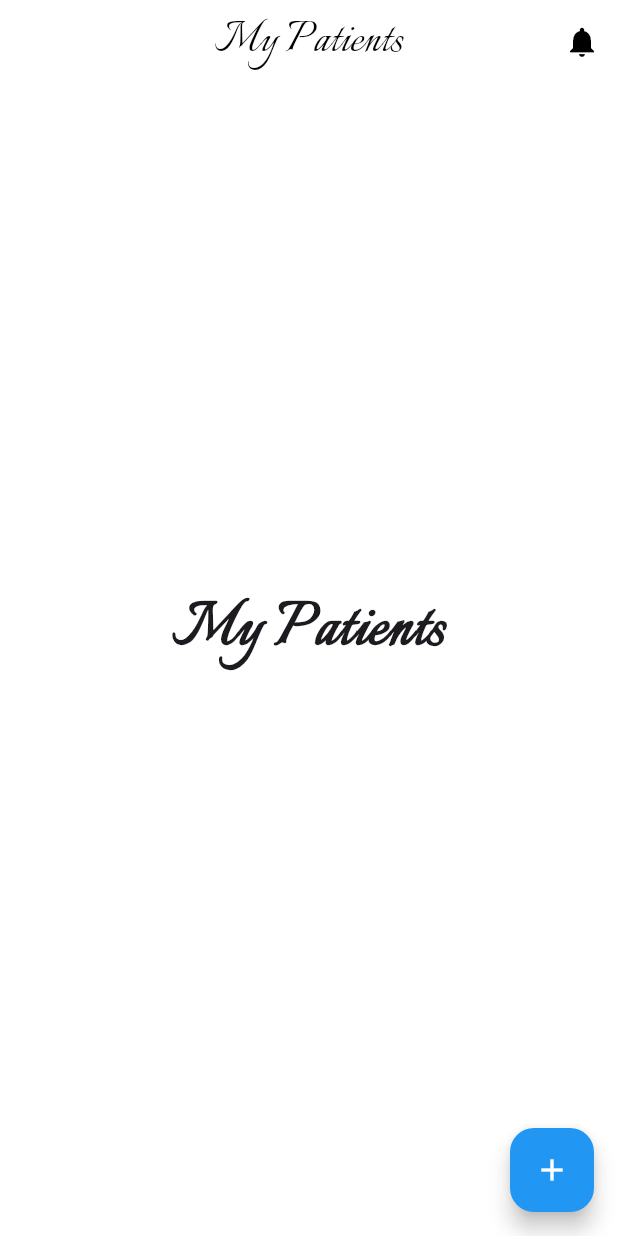
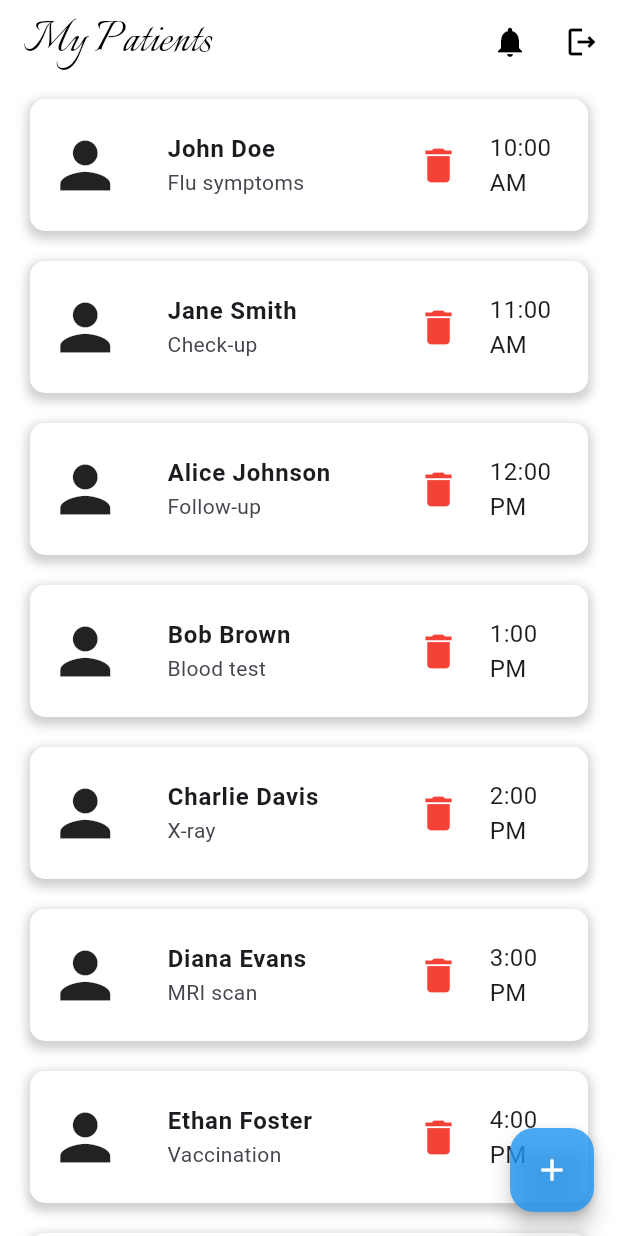
Before and after one commit to abdearrahmane-z/myPatientsApp, a Flutter app: the HomePage screen opened directly, on a phone screen of 412 x 824 dp. Run offline on Flutter 3.47's test engine with Material 3 defaults, Android fonts, the light colour scheme and no system bars; our stand-ins replace flutter_screenutil, get.

Commit message:
add homePage,notifyPage, detailPage

```diff
--- a/lib/controller/authController.dart
+++ b/lib/controller/authController.dart
@@ -57,6 +57,7 @@ class AuthController extends GetxController {
     final password = passwordController.text;
     print(email);
     print(password);
+    Get.off(() => HomePage());
   }
 
   void signUp() {
@@ -64,6 +65,6 @@ class AuthController extends GetxController {
     final password = passwordController.text;
     print(email);
     print(password);
-    Get.off(HomePage());
+    // Get.off(HomePage());
   }
 }
--- a/lib/controller/home_controller.dart
+++ b/lib/controller/home_controller.dart
@@ -1,6 +1,29 @@
+import 'package:flutter/material.dart';
 import 'package:get/get.dart';
+import 'package:my_patients/view/home/widgets/itemForm.dart';
+import 'package:my_patients/core/testPatient.dart';
+
 
 class HomeController extends GetxController {
+   List<Widget> myPatients = patients.map((patient) {
+    return ItemForm(
+      name: patient.name,
+      details: patient.details,
+      time: patient.time,
+      data: patient.data,
+      id: patient.id,
+    );
+  }).toList();
+
+  void addPatient(Widget patient) {
+    myPatients.add(patient);
+    update();
+  }
+
+  void removePatient(Widget patient) {
+    patients.remove(patient);
+    update();
+  }
 
 
 }
--- /dev/null
+++ b/lib/core/testPatient.dart
@@ -0,0 +1,27 @@
+class testPatient {
+  String name;
+  String details;
+  String time;
+  String id;
+  Map<String, dynamic>? data;
+
+  testPatient({
+    required this.name,
+    required this.details,
+    required this.time,
+    required this.id,
+    this.data,
+  });
+}
+
+List<testPatient> patients = [
+  testPatient(name: "John Doe", details: "Flu symptoms", time: "10:00 AM", id: "1", data: {"temperature": 98.6}),
+  testPatient(name: "Jane Smith", details: "Check-up", time: "11:00 AM", id: "2", data: {"bloodPressure": "120/80"}),
+  testPatient(name: "Alice Johnson", details: "Follow-up", time: "12:00 PM", id: "3", data: {"cholesterol": "200"}),
+  testPatient(name: "Bob Brown", details: "Blood test", time: "1:00 PM", id: "4", data: {"hemoglobin": "15"}),
+  testPatient(name: "Charlie Davis", details: "X-ray", time: "2:00 PM", id: "5", data: {"fracture": "none"}),
+  testPatient(name: "Diana Evans", details: "MRI scan", time: "3:00 PM", id: "6", data: {"tumor": "benign"}),
+  testPatient(name: "Ethan Foster", details: "Vaccination", time: "4:00 PM", id: "7", data: {"vaccine": "COVID-19"}),
+  testPatient(name: "Fiona Green", details: "Physical therapy", time: "5:00 PM", id: "8", data: {"injury": "knee"}),
+  testPatient(name: "George Harris", details: "Dental check-up", time: "6:00 PM", id: "9", data: {"cavities": "none"}),
+];
--- a/lib/main.dart
+++ b/lib/main.dart
@@ -20,7 +20,7 @@ class MyApp extends StatelessWidget {
           theme: ThemeData(
             primarySwatch: Colors.blue,
           ),
-          home:  LoginPage(),
+          home:  HomePage(),
         );
 
   }
--- a/lib/view/home/home_page.dart
+++ b/lib/view/home/home_page.dart
@@ -1,6 +1,7 @@
 import 'package:flutter/material.dart';
 import 'package:my_patients/controller/home_controller.dart';
-import 'package:my_patients/view/home/widget/custom_appBar.dart';
+import 'package:my_patients/view/home/widgets/itemForm.dart';
+import 'package:my_patients/view/home/widgets/custom_appBar.dart';
 
 class HomePage extends StatelessWidget {
   const HomePage({super.key});
@@ -10,17 +11,23 @@ class HomePage extends StatelessWidget {
     double screenHeight = MediaQuery.of(context).size.height;
     double screenWidth = MediaQuery.of(context).size.width;
     HomeController controller = HomeController();
-    return Scaffold(
+    return SafeArea(
+      child: Scaffold(
         appBar: CustomAppbar(),
         backgroundColor: Colors.white,
-      body: Center(
-        child: SingleChildScrollView(
+        body: SingleChildScrollView(
+
+            child: Center(
               child: Column(
-            mainAxisAlignment: MainAxisAlignment.center,
-            children: [
-              Text(
-                "My Patients",
+                children: controller.myPatients.isNotEmpty
+                    ? [...controller.myPatients]
+                    : [
+                        Align(
+                          alignment: Alignment.center,
+                          child: Text(
+                            " No Patient Found",
                             style: TextStyle(fontSize: 50, fontWeight: FontWeight.bold, fontFamily: 'Italianno'),
+                          ),
                         ),
                         SizedBox(height: MediaQuery.of(context).size.height * 0.05),
                         // LoginForm(), // Uncomment this line to include the login form
@@ -28,14 +35,17 @@ class HomePage extends StatelessWidget {
               ),
             ),
           ),
+
         floatingActionButton: FloatingActionButton(
-        backgroundColor: Colors.blue,
+
+          backgroundColor: Colors.blue.withOpacity(0.8),
           foregroundColor: Colors.white,
           onPressed: () {
             // Add your action here
           },
           child: Icon(Icons.add),
         ),
+      ),
     );
   }
 }
--- a/lib/view/home/widget/custom_appBar.dart
+++ b/lib/view/home/widgets/custom_appBar.dart
@@ -1,5 +1,8 @@
 import 'package:flutter/material.dart';
+import 'package:get/get.dart';
 import 'package:my_patients/core/constants/text_styles.dart';
+import 'package:my_patients/view/loginPage/login_page.dart';
+import 'package:my_patients/view/notifyPage/notify_Page.dart';
 
 class CustomAppbar extends StatelessWidget implements PreferredSizeWidget {
   @override
@@ -10,13 +13,19 @@ class CustomAppbar extends StatelessWidget implements PreferredSizeWidget {
         "My Patients",
         style: AppTextStyles.appBarText,
       ),
-      centerTitle: true,
+
       elevation: 0,
       actions: [
         IconButton(
           icon: const Icon(Icons.notifications, color: Colors.black),
           onPressed: () {
-            // Handle notification button press
+            Get.to(() => NotifyPage());
+          },
+        ),
+        IconButton(
+          icon: const Icon(Icons.logout_outlined, color: Colors.black),
+          onPressed: () {
+            Get.offAll(() => LoginPage());
           },
         ),
       ],
--- /dev/null
+++ b/lib/view/home/widgets/itemForm.dart
@@ -0,0 +1,66 @@
+import 'package:flutter/material.dart';
+import 'package:get/route_manager.dart';
+import 'package:my_patients/view/detailPage/detail_page.dart';
+
+class ItemForm extends StatelessWidget {
+   const ItemForm({super.key, required this.name, required this.details, required this.time, required this.id, this.data});
+  final String id;
+  final String name;
+  final String details;
+  final String time;
+  final Map<String, dynamic>? data;
+
+  @override
+  Widget build(BuildContext context) {
+    return InkWell(
+      onTap: () {
+        Get.to(
+          () => DetailPage(
+            data: data,
+          ),
+          transition: Transition.rightToLeft,
+          duration: const Duration(milliseconds: 500),
+        );
+      },
+      child: ConstrainedBox(
+        constraints: BoxConstraints(
+          maxWidth: 800,
+        ),
+        child: Container(
+          padding: const EdgeInsets.all(8),
+          margin: const EdgeInsets.symmetric(horizontal: 20, vertical: 10),
+          decoration: BoxDecoration(
+            color: Colors.white,
+            borderRadius: BorderRadius.circular(10),
+            boxShadow: [
+              BoxShadow(
+                color: Colors.grey.withOpacity(0.5),
+                spreadRadius: 2,
+                blurRadius: 5,
+                offset: const Offset(0, 3), // changes position of shadow
+              ),
+            ],
+          ),
+          child: Row(
+            mainAxisAlignment: MainAxisAlignment.spaceBetween,
+            children: [
+              Expanded(child: Icon(Icons.person, size: 50)),
+              const SizedBox(width: 10),
+              Expanded(
+                flex: 3,
+                child: ListTile(
+                  title: Text(name, style: TextStyle(fontSize: 16, fontWeight: FontWeight.bold, overflow: TextOverflow.ellipsis)),
+                  subtitle: Text(details, style: TextStyle(fontSize: 14, overflow: TextOverflow.ellipsis)),
+                ),
+              ),
+              IconButton(onPressed: (){}, icon: Icon(Icons.delete, color: Colors.red, size: 30,)),
+              const SizedBox(width: 10),
+              Expanded(child: Text(time, style: TextStyle(fontSize: 16))),
+
+            ],
+          ),
+        ),
+      ),
+    );
+  }
+}
--- a/lib/view/loginPage/login_page.dart
+++ b/lib/view/loginPage/login_page.dart
@@ -10,7 +10,7 @@ class LoginPage extends StatelessWidget {
 
   @override
   Widget build(BuildContext context) {
-    AuthController controllerA = Get.put(AuthController(), permanent: true);
+    AuthController controllerA = Get.put(AuthController());
     double screenHeight = MediaQuery.of(context).size.height;
     return SafeArea(
       child: Scaffold(
@@ -29,7 +29,7 @@ class LoginPage extends StatelessWidget {
                   ),
                 ),
                 SizedBox(height: screenHeight * 0.05),
-                LoginForm(formKey: _formKey, controller: controllerA,),
+                LoginForm(formKey: _formKey, controller: controllerA),
               ],
             ),
           ),
```
Also changed, not shown: lib/view/detailPage/detail_page.dart (added, +21 -0 lines), lib/view/notifyPage/notify_Page.dart (added, +21 -0 lines). Lines whose indentation alone changed are shown as unchanged.
